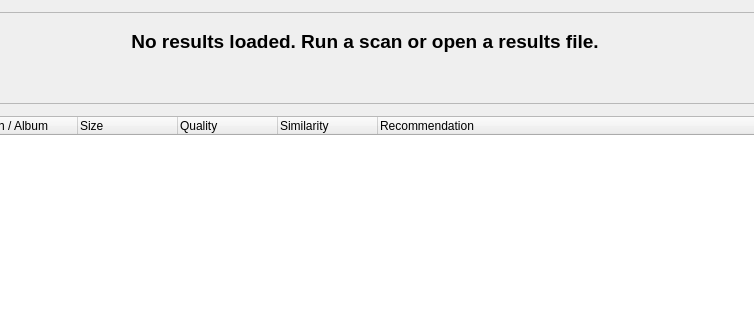
Qt form src/duperscooper_gui/ui/results_widget.ui (ohtostado/duperscooper) before a commit; both pictures show x 135 to 889 and y 0 to 320 of the 1000 by 700 pixel window.
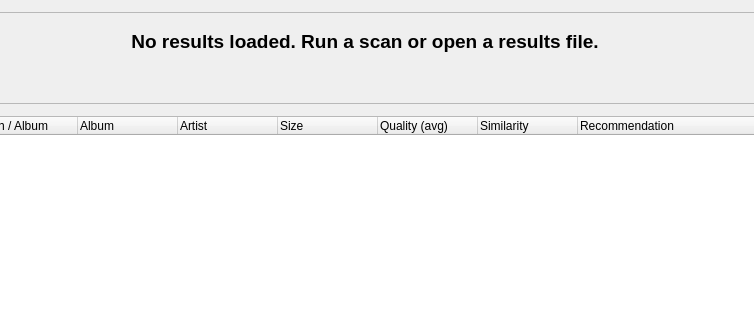
The same form after that commit.

Commit message: feat: implement CLAUDE-GUI-PLANS items 1-4

Patch:
```diff
--- a/src/duperscooper_gui/ui/results_widget.ui
+++ b/src/duperscooper_gui/ui/results_widget.ui
@@ -88,7 +88,7 @@
       <bool>false</bool>
      </property>
      <property name="columnCount">
-      <number>6</number>
+      <number>8</number>
      </property>
      <property name="styleSheet">
       <string notr="true">QTreeWidget::item { padding: 5px; }
@@ -105,6 +105,16 @@
        <string>Path / Album</string>
       </property>
      </column>
+     <column>
+      <property name="text">
+       <string>Album</string>
+      </property>
+     </column>
+     <column>
+      <property name="text">
+       <string>Artist</string>
+      </property>
+     </column>
      <column>
       <property name="text">
        <string>Size</string>
@@ -112,7 +122,7 @@
      </column>
      <column>
       <property name="text">
-       <string>Quality</string>
+       <string>Quality (avg)</string>
       </property>
      </column>
      <column>
```
The commit also changes 7 other files.
